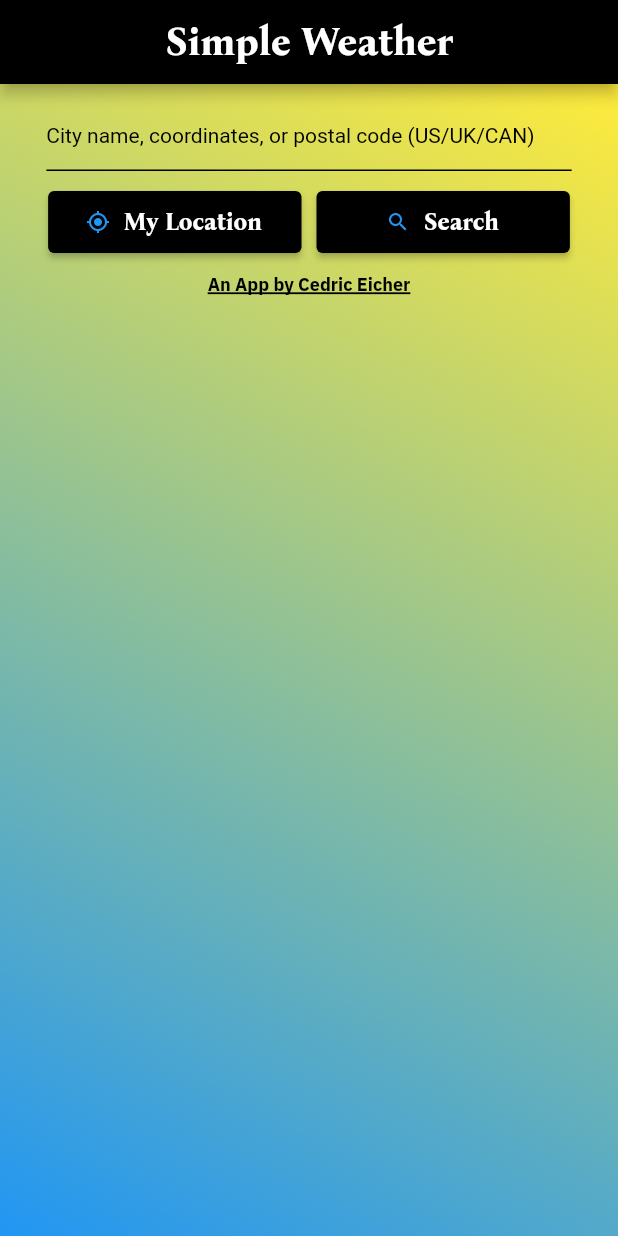
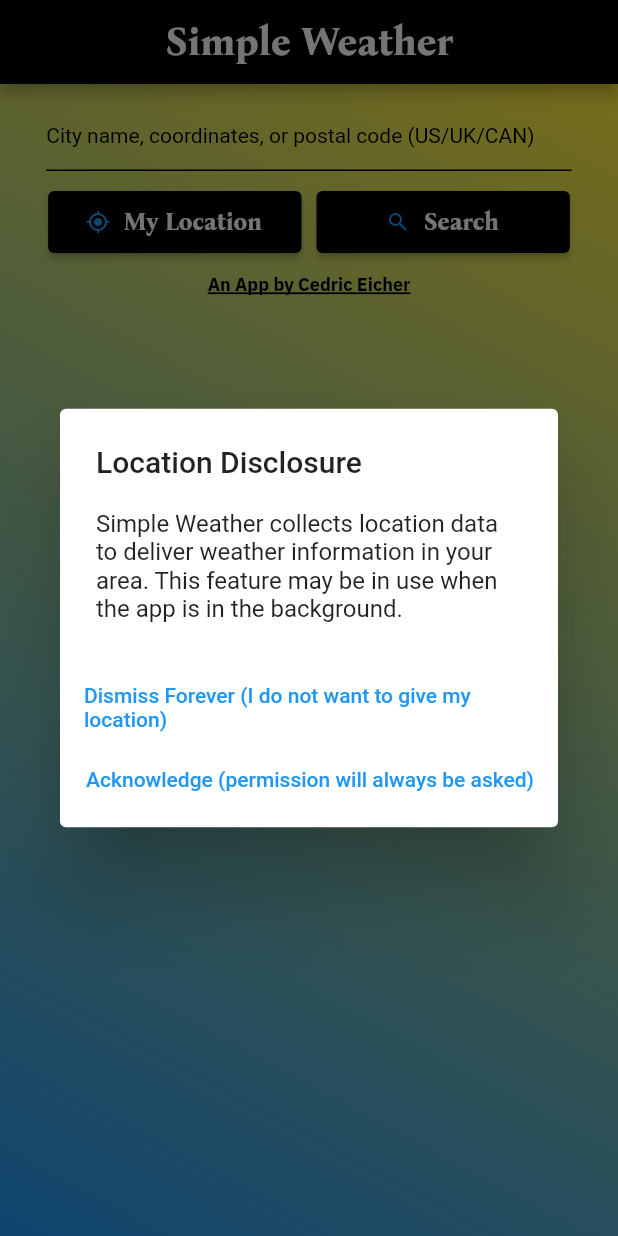
Before and after one commit to cedriceicher10/VeryGoodWeatherApp, a Flutter app: the screen it shows after launch, on a phone screen of 412 x 824 dp. Run offline on Flutter 3.47's test engine with Material 2 defaults, Android fonts, the phone set to English and light mode, and no system bars; our stand-ins replace animated_splash_screen, fl_chart, flutter_bloc, geocoding, location, page_transition and 1 more.

Commit message:
Added bare bones of prominent disclosure regarding location usage

```diff
--- a/lib/weather_screen.dart
+++ b/lib/weather_screen.dart
@@ -40,6 +40,10 @@ class _WeatherScreenState extends State<WeatherScreen> {
   Widget build(BuildContext context) {
     _appSize = AppSizing(context);
     _theme = AppTheme(context);
+    // Prominent disclosure on location usage
+    Future.delayed(Duration.zero, () {
+      return showLocationDisclosureAlert();
+    });
     // The GestureDetector allows taps by the user to dismiss the keyboard
     return GestureDetector(
         onTap: () {
@@ -83,6 +87,42 @@ class _WeatherScreenState extends State<WeatherScreen> {
                     ]),
                   ));
             })));
+  }
+
+  dynamic showLocationDisclosureAlert() {
+    return showDialog(
+      context: context,
+      builder: (BuildContext context) {
+        return locationDisclosureAlert();
+      },
+    );
+  }
+
+  AlertDialog locationDisclosureAlert() {
+    return AlertDialog(
+      title: Text("Location Disclosure"),
+      content: Text(
+          "Simple Weather collects location data to deliver weather information in your area. This feature may be in use when the app is in the background."),
+      actions: <Widget>[
+        // usually buttons at the bottom of the dialog
+        TextButton(
+          child: Text("Dismiss Forever (I do not want to give my location)"),
+          onPressed: () {
+            // // Close the dialog
+            Navigator.of(context).pop();
+            // prefs.setBool(keyIsFirstLoaded, false);
+          },
+        ),
+        TextButton(
+          child: Text("Acknowledge (permission will always be asked)"),
+          onPressed: () {
+            // // Close the dialog
+            Navigator.of(context).pop();
+            // prefs.setBool(keyIsFirstLoaded, false);
+          },
+        )
+      ],
+    );
   }
 
   Widget bottomDisplayContainer(WeatherPackage weather) {
--- a/pubspec.yaml
+++ b/pubspec.yaml
@@ -15,7 +15,7 @@ publish_to: 'none' # Remove this line if you wish to publish to pub.dev
 # In iOS, build-name is used as CFBundleShortVersionString while build-number used as CFBundleVersion.
 # Read more about iOS versioning at
 # https://developer.apple.com/library/archive/documentation/General/Reference/InfoPlistKeyReference/Articles/CoreFoundationKeys.html
-version: 1.0.0+1
+version: 0.0.2+2
 
 environment:
   sdk: ">=2.15.1 <3.0.0"
```
